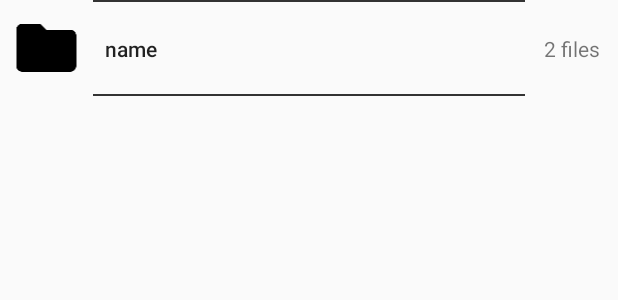
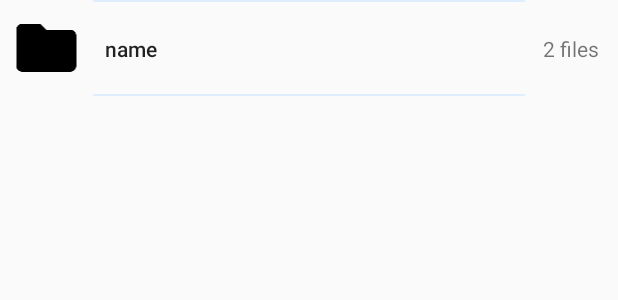
Before and after one commit to manav-mj/ApdroidFilePicker, an Android app: the layout item_file.xml on its own in the app's theme, with its tools: preview values and no code run, on a phone screen of 412 x 824 dp. Shown: the top 300 px of the screen. Run offline under Robolectric (Android 15) with nearby library versions, the phone set to English and light mode, and no system bars.

Commit message:
light status bar

```diff
--- a/apdroidfilepickerlibrary/src/main/java/com/manavjain/apdroidfilepickerlibrary/ui/FileFragment.java
+++ b/apdroidfilepickerlibrary/src/main/java/com/manavjain/apdroidfilepickerlibrary/ui/FileFragment.java
@@ -27,7 +27,6 @@ public class FileFragment extends Fragment {
 
     private static final String FILE_PATH_KEY = "file_path";
     private RecyclerView mFolderRecyclerView;
-    private View mEmptyView;
     private FileAdapter mFileAdapter;
 
     private TextView mPathTextView;
@@ -86,7 +85,7 @@ public class FileFragment extends Fragment {
 
         mFolderRecyclerView.setLayoutManager(new LinearLayoutManager(getContext()));
         mFolderRecyclerView.setAdapter(mFileAdapter);
-//        mFolderRecyclerView.addItemDecoration(new FilePickerDecorator());
+        mFolderRecyclerView.addItemDecoration(new FilePickerDecorator());
     }
 
     public void setFileClickListener(FileClickListener fileClickListener) {
--- a/apdroidfilepickerlibrary/src/main/res/layout/activity_file_picker.xml
+++ b/apdroidfilepickerlibrary/src/main/res/layout/activity_file_picker.xml
@@ -1,4 +1,5 @@
 <?xml version="1.0" encoding="utf-8"?>
+
 <FrameLayout xmlns:android="http://schemas.android.com/apk/res/android"
     android:id="@+id/fragment_frame_layout"
     android:orientation="vertical" android:layout_width="match_parent"
--- a/apdroidfilepickerlibrary/src/main/res/layout/item_file.xml
+++ b/apdroidfilepickerlibrary/src/main/res/layout/item_file.xml
@@ -22,15 +22,15 @@
 
     <TextView
         android:id="@+id/item_text_view"
-        android:layout_width="wrap_content"
+        android:layout_width="0dp"
         android:layout_height="wrap_content"
         android:layout_gravity="center"
         android:layout_marginBottom="8dp"
         android:layout_marginEnd="8dp"
         android:layout_marginStart="8dp"
         android:layout_marginTop="8dp"
-        android:ellipsize="middle"
-        android:gravity="center"
+        android:ellipsize="end"
+        android:gravity="start"
         android:maxLines="2"
         android:text="name"
         android:textAppearance="@style/TextAppearance.AppCompat.Body2"
@@ -42,11 +42,12 @@
 
     <TextView
         android:id="@+id/file_count_text_view"
-        android:layout_width="wrap_content"
+        android:layout_width="0dp"
         android:layout_height="wrap_content"
         android:layout_marginBottom="8dp"
         android:layout_marginTop="8dp"
         android:text="2 files"
+        android:gravity="center"
         app:layout_constraintBottom_toBottomOf="parent"
         app:layout_constraintEnd_toEndOf="parent"
         app:layout_constraintStart_toStartOf="@+id/right_guidline"
@@ -67,7 +68,7 @@
         app:layout_constraintGuide_percent=".15" />
 
     <FrameLayout
-        android:background="@color/darkBackground"
+        android:background="@color/lightBlue"
         android:layout_width="0dp"
         android:layout_height="1dp"
         app:layout_constraintBottom_toBottomOf="parent"
@@ -79,7 +80,7 @@
     </FrameLayout>
 
     <FrameLayout
-        android:background="@color/darkBackground"
+        android:background="@color/lightBlue"
         android:layout_width="0dp"
         android:layout_height="1dp"
         app:layout_constraintBottom_toBottomOf="parent"
--- a/apdroidfilepickerlibrary/src/main/res/values/colors.xml
+++ b/apdroidfilepickerlibrary/src/main/res/values/colors.xml
@@ -2,7 +2,7 @@
 <resources>
     <color name="colorPrimary">@color/white</color>
     <color name="colorPrimaryDark">@color/white</color>
-    <color name="colorAccent">#ffffff</color>
+    <color name="colorAccent">@color/white</color>
 
     <color name="darkBackground">#333333</color>
     <color name="darkActionBar">#222222</color>
--- a/apdroidfilepickerlibrary/src/main/res/values/styles.xml
+++ b/apdroidfilepickerlibrary/src/main/res/values/styles.xml
@@ -1,8 +1,9 @@
 <?xml version="1.0" encoding="utf-8"?>
 <resources>
-    <style name="FilePickerTheme" parent="Theme.AppCompat.Light.DarkActionBar">
-        <item name="colorPrimary">@color/colorPrimary</item>
-        <item name="colorPrimaryDark">@color/colorPrimaryDark</item>
-        <item name="colorAccent">@color/colorAccent</item>
+    <style name="FilePickerTheme" parent="Theme.AppCompat.Light.NoActionBar">
+        <item name="colorPrimary">@color/white</item>
+        <item name="colorPrimaryDark">@color/white</item>
+        <item name="colorAccent">@color/white</item>
+        <item name="android:windowLightStatusBar">true</item>
     </style>
 </resources>
```
Also changed, not shown: apdroidfilepickerlibrary/src/main/java/com/manavjain/apdroidfilepickerlibrary/ui/FileAdapter.java (+15 -5 lines).
